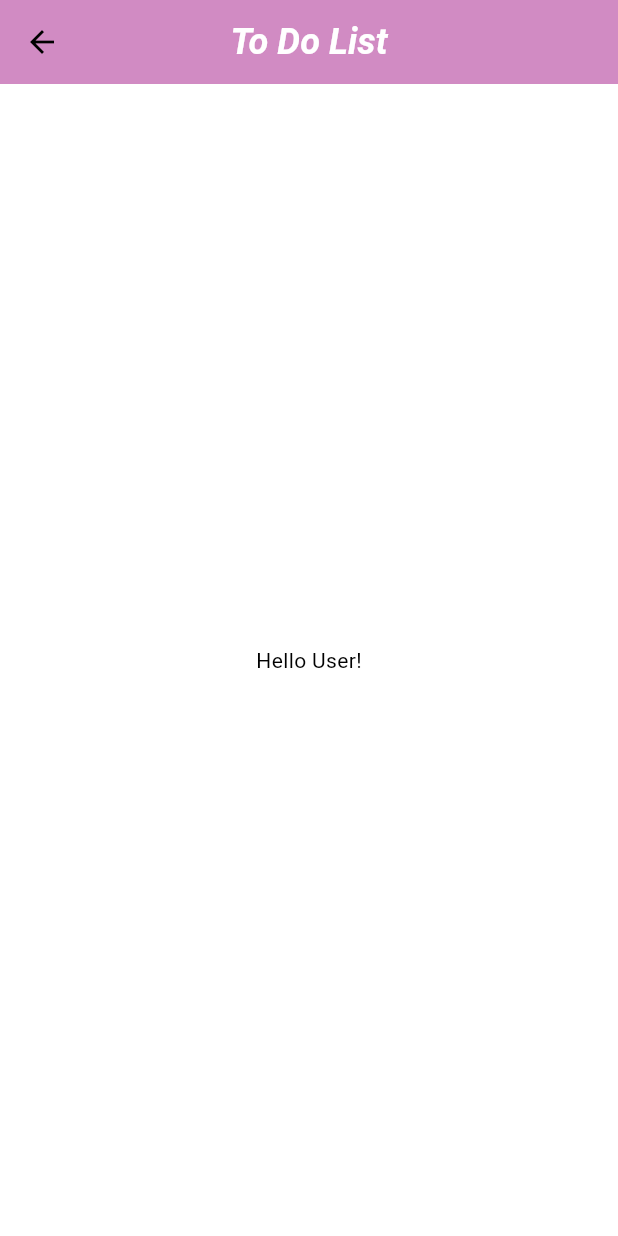
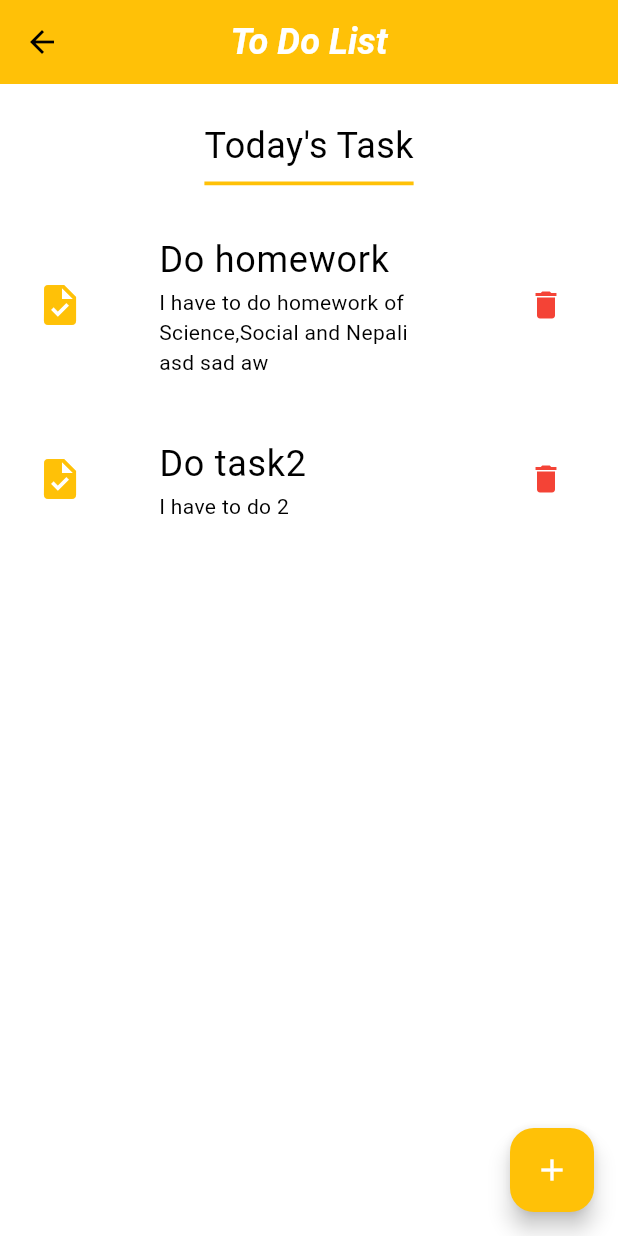
Before and after one commit to Suman8175/To-Do, a Flutter app: the ToDoList screen opened directly, on a phone screen of 412 x 824 dp. Run offline on Flutter 3.47's test engine with Material 2 defaults, Android fonts, the phone set to English and light mode, and no system bars.

Commit message:
Added add new cart button left form validation and delete button

```diff
--- /dev/null
+++ b/yhh/lib/ListOfItem/todo.dart
@@ -0,0 +1,7 @@
+List<Map<String, dynamic>> toDoList = [
+  {
+    'title': 'Do homework',
+    'desc': 'I have to do homework of Science,Social and Nepali asd sad aw'
+  },
+  {'title': 'Do task2', 'desc': 'I have to do 2'},
+];
--- a/yhh/lib/theme/theme_light.dart
+++ b/yhh/lib/theme/theme_light.dart
@@ -8,17 +8,15 @@ ThemeData lightTheme = ThemeData(
           color: Colors.white,
           fontStyle: FontStyle.italic,
           fontWeight: FontWeight.bold),
-        bodyLarge: TextStyle(
-          fontSize: 24,
-        ),
+      bodyLarge: TextStyle(fontSize: 24),
       titleMedium: TextStyle(
           color: Colors.black, fontSize: 24, fontWeight: FontWeight.bold),
       titleSmall: TextStyle(
-            color: Colors.black, fontSize: 48, fontWeight: FontWeight.w900)),
+          color: Colors.black, fontSize: 48, fontWeight: FontWeight.w900),
+    ),
     colorScheme: const ColorScheme.light(secondary: Colors.blueAccent),
     appBarTheme: const AppBarTheme(
-        backgroundColor: Color.fromRGBO(197, 110, 180, 0.8),
-        shape: RoundedRectangleBorder()),
+        backgroundColor: Colors.amber, shape: RoundedRectangleBorder()),
     iconTheme: const IconThemeData(
       color: Color.fromARGB(255, 193, 142, 142),
     ),
--- a/yhh/lib/to_do_list.dart
+++ b/yhh/lib/to_do_list.dart
@@ -1,7 +1,96 @@
 import 'package:flutter/material.dart';
+import 'package:yhh/ListOfItem/todo.dart';
 
-class ToDoList extends StatelessWidget {
+class ToDoList extends StatefulWidget {
   const ToDoList({super.key});
+
+  @override
+  State<ToDoList> createState() => _ToDoListState();
+}
+
+class _ToDoListState extends State<ToDoList> {
+  var titlec = TextEditingController();
+  var descc = TextEditingController();
+
+  void fillTask() async {
+    return showDialog(
+      // barrierDismissible: false,
+      context: context,
+      builder: (context) {
+        return AlertDialog(
+          shape: const RoundedRectangleBorder(
+              borderRadius: BorderRadius.all(Radius.circular(10))),
+          title: const Text('Add New Task'),
+          contentPadding:
+              const EdgeInsets.symmetric(horizontal: 12, vertical: 12),
+          content: SizedBox(
+            height: 350,
+            child: Column(
+              mainAxisSize: MainAxisSize.max,
+              children: [
+                TextField(
+                  controller: titlec,
+                  style: const TextStyle(fontSize: 20),
+                  maxLines: 1,
+                  textInputAction: TextInputAction.next,
+                  decoration: const InputDecoration(
+                      floatingLabelBehavior: FloatingLabelBehavior.always,
+                      alignLabelWithHint: true,
+                      label: Text(
+                        'Task Title',
+                        style: TextStyle(
+                            fontSize: 16, fontWeight: FontWeight.bold),
+                      ),
+                      hintText: 'Enter your task title',
+                      hintStyle: TextStyle(fontSize: 16)),
+                ),
+                Expanded(
+                  child: TextField(
+                    controller: descc,
+                    style: const TextStyle(fontSize: 16),
+                    maxLines: 4,
+                    textInputAction: TextInputAction.done,
+                    decoration: const InputDecoration(
+                      floatingLabelBehavior: FloatingLabelBehavior.always,
+                      alignLabelWithHint: true,
+                      label: Text(
+                        'Task Detail',
+                        style: TextStyle(
+                            fontSize: 16, fontWeight: FontWeight.bold),
+                      ),
+                      hintText: 'Enter your task in detail here',
+                      hintStyle: TextStyle(fontSize: 16),
+                    ),
+                  ),
+                ),
+                ElevatedButton(
+                  onPressed: () {
+                    setState(
+                      () {
+                        var title = titlec.text;
+                        var desc = descc.text;
+                        toDoList.add({'title': title, 'desc': desc});
+                        titlec.text = '';
+                        descc.text = '';
+                        for (var index in toDoList) {
+                          debugPrint(index['title']);
+                          debugPrint(index['desc']);
+                        }
+                        Navigator.of(context).pop();
+                      },
+                    );
+                  },
+                  style:
+                      ElevatedButton.styleFrom(backgroundColor: Colors.amber),
+                  child: const Text('Add'),
+                )
+              ],
+            ),
+          ),
+        );
+      },
+    );
+  }
 
   @override
   Widget build(BuildContext context) {
@@ -11,7 +100,76 @@ class ToDoList extends StatelessWidget {
             Text('To Do List', style: Theme.of(context).textTheme.titleLarge),
         centerTitle: true,
       ),
-      body: const Center(child: Text('Hello User!')),
+      body: Column(
+        children: [
+          const SizedBox(
+            height: 24,
+          ),
+          Container(
+            padding: const EdgeInsets.only(
+              bottom: 7,
+            ),
+            decoration: const BoxDecoration(
+              border: Border(
+                bottom: BorderSide(
+                  color: Colors.amber,
+                  width: 2.5, // Underline thickness
+                ),
+              ),
+            ),
+            child: const Text(
+              'Today\'s Task',
+              style: TextStyle(
+                fontSize: 24,
+              ),
+            ),
+          ),
+          const SizedBox(
+            height: 24,
+          ),
+          Expanded(
+            child: ListView.builder(
+                itemCount: toDoList.length,
+                itemBuilder: (context, index) {
+                  return Padding(
+                    padding: const EdgeInsets.only(bottom: 24),
+                    child: ListTile(
+                      horizontalTitleGap: 50.0,
+                      leading: const Icon(
+                        Icons.task,
+                        size: 32,
+                      ),
+                      contentPadding:
+                          const EdgeInsets.symmetric(horizontal: 24),
+                      title: Text(
+                        toDoList[index]['title'],
+                      ),
+                      subtitle: Text(
+                        toDoList[index]['desc'],
+                        maxLines: 3,
+                      ),
+                      trailing: IconButton(
+                        icon: const Icon(
+                          Icons.delete,
+                          color: Colors.red,
+                        ),
+                        onPressed: () {},
+                      ),
+                      iconColor: Colors.amber,
+                      shape: RoundedRectangleBorder(
+                        borderRadius: BorderRadius.circular(50),
+                      ),
+                    ),
+                  );
+                }),
+          ),
+        ],
+      ),
+      floatingActionButton: FloatingActionButton(
+        onPressed: fillTask,
+        backgroundColor: Colors.amber,
+        child: const Icon(Icons.add),
+      ),
     );
   }
 }
```
Also changed, not shown: 3 other files. Lines whose indentation alone changed are shown as unchanged.
